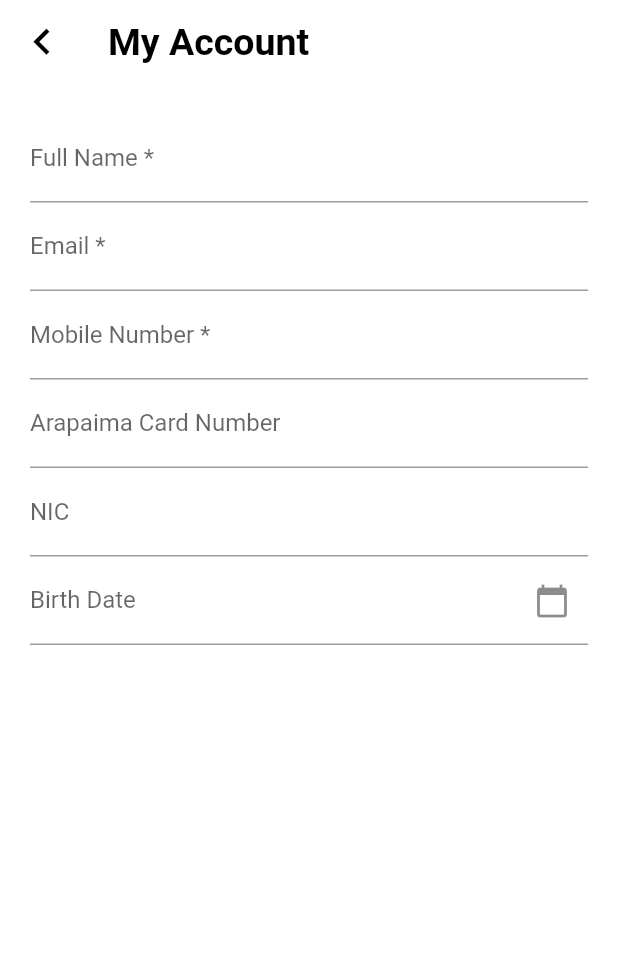
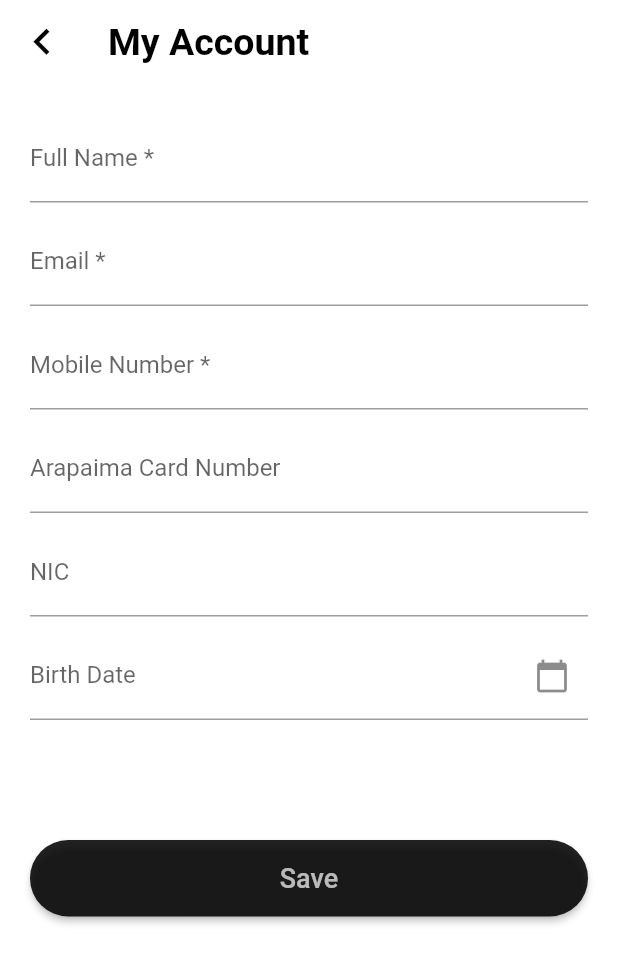
Before and after one commit to ranulds/nolimit, a Flutter app: the MainProfile screen opened directly, after a tap on "My Account", on a phone screen of 412 x 824 dp. Shown: the top 963 px of the screen. Run offline on Flutter 3.47's test engine with Material 2 defaults, Android fonts, the phone set to English and light mode, and no system bars; our stand-ins replace google_maps_flutter, permission_handler; missing offline and left inert: floating_pullup_card, pinch_zoom_image_last.

Commit message:
All Changes

```diff
--- a/lib/profile/main-profile.dart
+++ b/lib/profile/main-profile.dart
@@ -10,6 +10,15 @@ class MainProfile extends StatefulWidget {
 }
 
 class _MainProfileState extends State<MainProfile> {
+
+  bool val = false;
+
+  onSwitchValueChanges(bool newVal){
+    setState(() {
+      val = newVal;
+    });
+  }
+
   Widget _buildCards(String title, Icon icon, Object navPage) {
     return Card(
       child: ListTile(
@@ -34,6 +43,21 @@ class _MainProfileState extends State<MainProfile> {
             _buildCards('Mobile Verification', Icon(Icons.mobile_screen_share), new MobileVerification()),
             _buildCards('Notifications', Icon(Icons.notifications), new MyAccount()),
             _buildCards('Logout', Icon(Icons.notifications), MyAccount()),
+            Padding(padding: EdgeInsets.only(top:50, right: 10, left: 10),
+            child: Row(
+              mainAxisAlignment: MainAxisAlignment.spaceEvenly,
+              children: <Widget>[
+                Text('Enable Notifications ', style: TextStyle(
+                color: Colors.black,
+                fontSize: 18,
+               // fontWeight: FontWeight.w500,
+              ),),
+                Transform.scale(scale: 1.5,
+                child: Switch(value: val, onChanged: (newVal){
+                  onSwitchValueChanges(newVal);
+                }))
+              ]
+            ),)
           ],
         ),
       ),
--- a/lib/profile/my-account.dart
+++ b/lib/profile/my-account.dart
@@ -47,29 +47,38 @@ class _MyAccountState extends State<MyAccount> {
           margin: EdgeInsets.all(20),
             child: ListView(
           children: <Widget>[
+
             TextFormField(
               decoration: InputDecoration(labelText: 'Full Name *'),
             ),
-            TextFormField(
+            Padding(padding: EdgeInsets.only(top: 10),
+            child: TextFormField(
               decoration: InputDecoration(labelText: 'Email *'),
-            ),
-            TextFormField(
+            )),
+            Padding(padding: EdgeInsets.only(top: 10),
+            child: TextFormField(
               decoration: InputDecoration(labelText: 'Mobile Number *'),
               keyboardType: TextInputType.number,
               inputFormatters: <TextInputFormatter>[
                 FilteringTextInputFormatter.digitsOnly
               ],
-            ),
+            )),
+            Padding(padding: EdgeInsets.only(top: 10),
+            child:
             TextFormField(
               decoration: InputDecoration(labelText: 'Arapaima Card Number'),
               keyboardType: TextInputType.number,
               inputFormatters: <TextInputFormatter>[
                 FilteringTextInputFormatter.digitsOnly
               ],
-            ),
+            )),
+            Padding(padding: EdgeInsets.only(top: 10),
+            child:
             TextFormField(
               decoration: InputDecoration(labelText: 'NIC'),
-            ),
+            )),
+            Padding(padding: EdgeInsets.only(top: 10),
+            child:
             TextFormField(
               decoration: InputDecoration(labelText: 'Birth Date ', suffixIcon: Icon(Icons.calendar_today)),
               onTap: () {
@@ -78,7 +87,25 @@ class _MyAccountState extends State<MyAccount> {
                 // Show Date Picker Here
                 _selectDate(context);
               },
-            ),
+            )),
+            Padding(padding: EdgeInsets.only(top: 80),
+            child: RaisedButton(
+                  child: Text(
+                    'Save',
+                    style: TextStyle(
+                      color: Colors.white70,
+                      fontSize: 18,
+                    ),
+                  ),
+                  onPressed: () {
+                    Navigator.of(context).pop();
+                  },
+                  color: Colors.black87,
+                  padding: EdgeInsets.symmetric(horizontal: 140, vertical: 15),
+                  shape: new RoundedRectangleBorder(
+                    borderRadius: new BorderRadius.circular(30.0),
+                  ),
+                ),)
           ],
         )));
   }
```
Also changed, not shown: lib/profile/change-password.dart (+36 -10 lines), lib/profile/mobile-verification.dart (+41 -12 lines).
